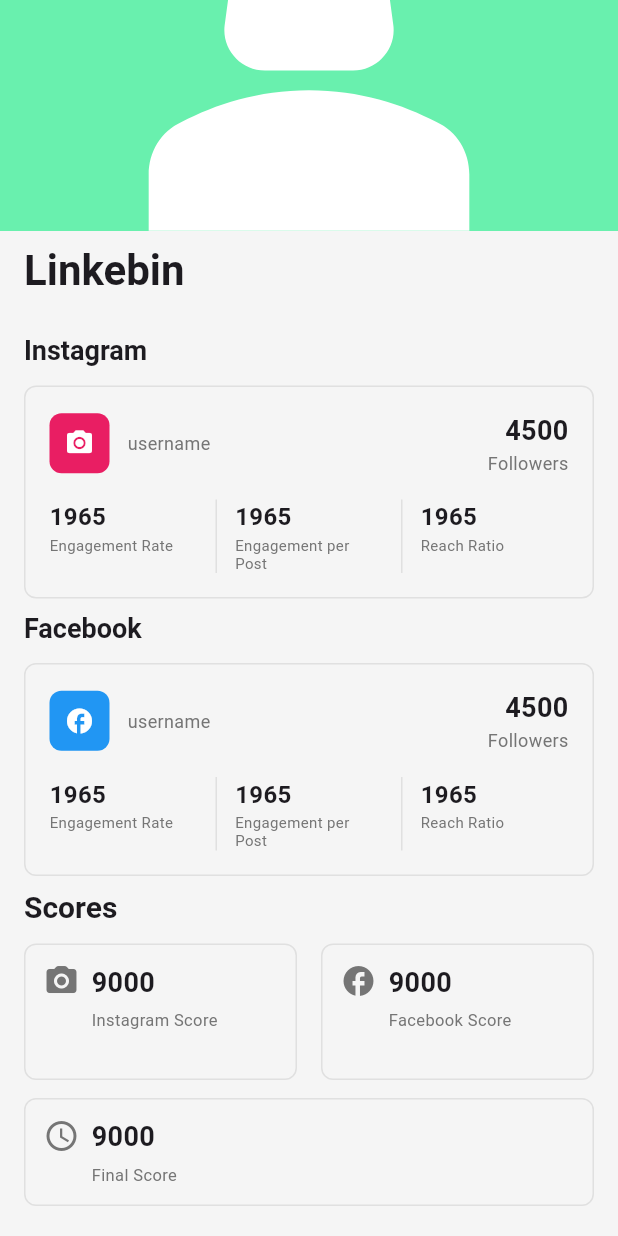
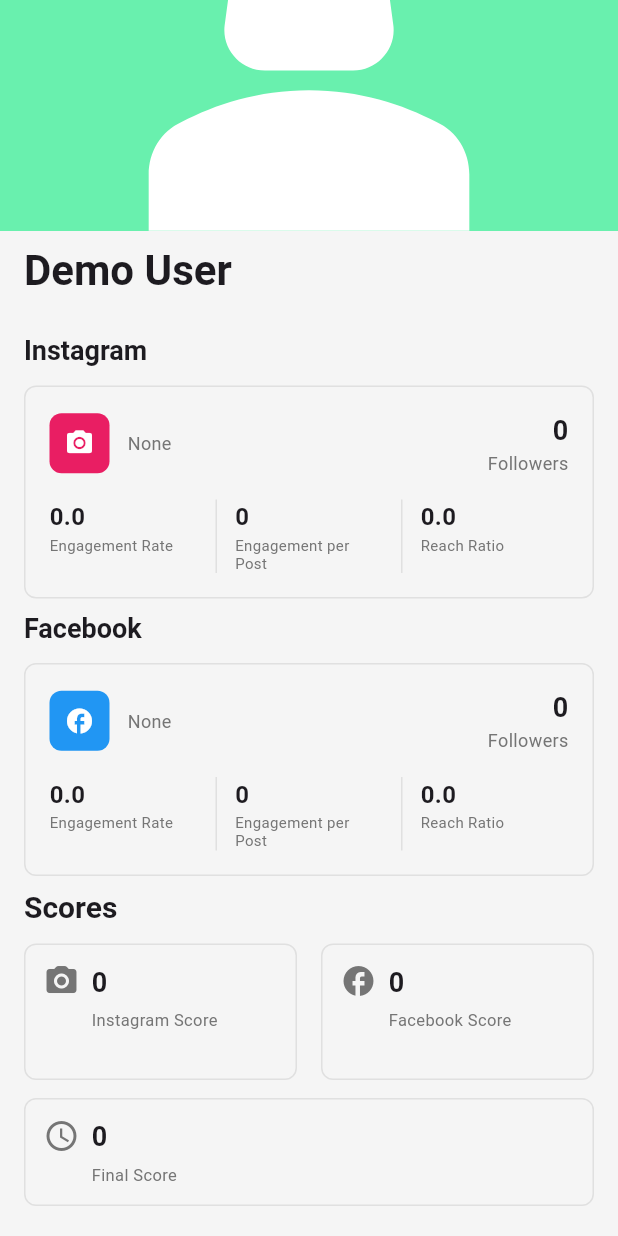
Before and after one commit to AZulUye/Inscore-App, a Flutter app: the ProfileScreen screen opened by its route, scrolled down 166 dp, on a phone screen of 412 x 824 dp. Run offline on Flutter 3.47's test engine with Material 3 defaults, Android fonts, the phone set to English and light mode, and no system bars; our stand-ins replace dio, equatable, flutter_secure_storage, go_router, image_picker, logger and 1 more; accounts and stored records are empty; network calls fail.

Commit message:
update halaman profile kurang scores

```diff
--- a/lib/core/app_routes.dart
+++ b/lib/core/app_routes.dart
@@ -1,6 +1,7 @@
 import 'package:go_router/go_router.dart';
 import 'package:flutter/material.dart';
 import 'package:inscore_app/screens/main_screen.dart';
+import 'package:inscore_app/services/api_service.dart';
 import 'package:provider/provider.dart';
 
 import '../features/profile/presentation/profile_provider.dart';
@@ -84,7 +85,7 @@ class AppRoutes {
         path: profile,
         name: 'profile',
         builder: (context, state) => ChangeNotifierProvider(
-          create: (context) => ProfileProvider(),
+          create: (context) => ProfileProvider(context.read<ApiService>()),
           child: const ProfileScreen(),
         ),
       ),
--- /dev/null
+++ b/lib/features/profile/data/models/response_metric_facebook.dart
@@ -0,0 +1,113 @@
+import 'dart:convert';
+
+class ResponseMetricFacebook {
+    bool success;
+    String message;
+    DataFacebook data;
+
+    ResponseMetricFacebook({
+        required this.success,
+        required this.message,
+        required this.data,
+    });
+
+    factory ResponseMetricFacebook.fromRawJson(String str) => ResponseMetricFacebook.fromJson(json.decode(str));
+
+    String toRawJson() => json.encode(toJson());
+
+    factory ResponseMetricFacebook.fromJson(Map<String, dynamic> json) => ResponseMetricFacebook(
+        success: json["success"],
+        message: json["message"],
+        data: DataFacebook.fromJson(json["data"]),
+    );
+
+    Map<String, dynamic> toJson() => {
+        "success": success,
+        "message": message,
+        "data": data.toJson(),
+    };
+}
+
+class DataFacebook {
+    int id;
+    int socialAccountId;
+    String provider;
+    DateTime date;
+    int followers;
+    int mediaCount;
+    int totalLikes;
+    int totalComments;
+    int totalShares;
+    int totalReach;
+    int engagementRate;
+    int reachRatio;
+    double engagementPerPost;
+    int postCount;
+    DateTime createdAt;
+    DateTime updatedAt;
+    String username;
+
+    DataFacebook({
+        required this.id,
+        required this.socialAccountId,
+        required this.provider,
+        required this.date,
+        required this.followers,
+        required this.mediaCount,
+        required this.totalLikes,
+        required this.totalComments,
+        required this.totalShares,
+        required this.totalReach,
+        required this.engagementRate,
+        required this.reachRatio,
+        required this.engagementPerPost,
+        required this.postCount,
+        required this.createdAt,
+        required this.updatedAt,
+        required this.username,
+    });
+
+    factory DataFacebook.fromRawJson(String str) => DataFacebook.fromJson(json.decode(str));
+
+    String toRawJson() => json.encode(toJson());
+
+    factory DataFacebook.fromJson(Map<String, dynamic> json) => DataFacebook(
+        id: json["id"],
+        socialAccountId: json["social_account_id"],
+        provider: json["provider"],
+        date: DateTime.parse(json["date"]),
+        followers: json["followers"],
+        mediaCount: json["media_count"],
+        totalLikes: json["total_likes"],
+        totalComments: json["total_comments"],
+        totalShares: json["total_shares"],
+        totalReach: json["total_reach"],
+        engagementRate: json["engagement_rate"],
+        reachRatio: json["reach_ratio"],
+        engagementPerPost: json["engagement_per_post"]?.toDouble(),
+        postCount: json["post_count"],
+        createdAt: DateTime.parse(json["created_at"]),
+        updatedAt: DateTime.parse(json["updated_at"]),
+        username: json["username"],
+    );
+
+    Map<String, dynamic> toJson() => {
+        "id": id,
+        "social_account_id": socialAccountId,
+        "provider": provider,
+        "date": "${date.year.toString().padLeft(4, '0')}-${date.month.toString().padLeft(2, '0')}-${date.day.toString().padLeft(2, '0')}",
+        "followers": followers,
+        "media_count": mediaCount,
+        "total_likes": totalLikes,
+        "total_comments": totalComments,
+        "total_shares": totalShares,
+        "total_reach": totalReach,
+        "engagement_rate": engagementRate,
+        "reach_ratio": reachRatio,
+        "engagement_per_post": engagementPerPost,
+        "post_count": postCount,
+        "created_at": createdAt.toIso8601String(),
+        "updated_at": updatedAt.toIso8601String(),
+        "username": username,
+    };
+}
--- /dev/null
+++ b/lib/features/profile/data/models/response_metric_instagram.dart
@@ -0,0 +1,113 @@
+import 'dart:convert';
+
+class ResponseMetricInstagram {
+    bool success;
+    String message;
+    DataInstagram data;
+
+    ResponseMetricInstagram({
+        required this.success,
+        required this.message,
+        required this.data,
+    });
+
+    factory ResponseMetricInstagram.fromRawJson(String str) => ResponseMetricInstagram.fromJson(json.decode(str));
+
+    String toRawJson() => json.encode(toJson());
+
+    factory ResponseMetricInstagram.fromJson(Map<String, dynamic> json) => ResponseMetricInstagram(
+        success: json["success"],
+        message: json["message"],
+        data: DataInstagram.fromJson(json["data"]),
+    );
+
+    Map<String, dynamic> toJson() => {
+        "success": success,
+        "message": message,
+        "data": data.toJson(),
+    };
+}
+
+class DataInstagram {
+    int id;
+    int socialAccountId;
+    String provider;
+    DateTime date;
+    int followers;
+    int mediaCount;
+    int totalLikes;
+    int totalComments;
+    int totalShares;
+    int totalReach;
+    double engagementRate;
+    double reachRatio;
+    int engagementPerPost;
+    int postCount;
+    DateTime createdAt;
+    DateTime updatedAt;
+    String username;
+
+    DataInstagram({
+        required this.id,
+        required this.socialAccountId,
+        required this.provider,
+        required this.date,
+        required this.followers,
+        required this.mediaCount,
+        required this.totalLikes,
+        required this.totalComments,
+        required this.totalShares,
+        required this.totalReach,
+        required this.engagementRate,
+        required this.reachRatio,
+        required this.engagementPerPost,
+        required this.postCount,
+        required this.createdAt,
+        required this.updatedAt,
+        required this.username,
+    });
+
+    factory DataInstagram.fromRawJson(String str) => DataInstagram.fromJson(json.decode(str));
+
+    String toRawJson() => json.encode(toJson());
+
+    factory DataInstagram.fromJson(Map<String, dynamic> json) => DataInstagram(
+        id: json["id"],
+        socialAccountId: json["social_account_id"],
+        provider: json["provider"],
+        date: DateTime.parse(json["date"]),
+        followers: json["followers"],
+        mediaCount: json["media_count"],
+        totalLikes: json["total_likes"],
+        totalComments: json["total_comments"],
+        totalShares: json["total_shares"],
+        totalReach: json["total_reach"],
+        engagementRate: json["engagement_rate"]?.toDouble(),
+        reachRatio: json["reach_ratio"]?.toDouble(),
+        engagementPerPost: json["engagement_per_post"],
+        postCount: json["post_count"],
+        createdAt: DateTime.parse(json["created_at"]),
+        updatedAt: DateTime.parse(json["updated_at"]),
+        username: json["username"],
+    );
+
+    Map<String, dynamic> toJson() => {
+        "id": id,
+        "social_account_id": socialAccountId,
+        "provider": provider,
+        "date": "${date.year.toString().padLeft(4, '0')}-${date.month.toString().padLeft(2, '0')}-${date.day.toString().padLeft(2, '0')}",
+        "followers": followers,
+        "media_count": mediaCount,
+        "total_likes": totalLikes,
+        "total_comments": totalComments,
+        "total_shares": totalShares,
+        "total_reach": totalReach,
+        "engagement_rate": engagementRate,
+        "reach_ratio": reachRatio,
+        "engagement_per_post": engagementPerPost,
+        "post_count": postCount,
+        "created_at": createdAt.toIso8601String(),
+        "updated_at": updatedAt.toIso8601String(),
+        "username": username,
+    };
+}
--- /dev/null
+++ b/lib/features/profile/data/models/score_response.dart
@@ -0,0 +1,78 @@
+import 'dart:convert';
+
+class ResponseScore {
+    bool success;
+    String message;
+    Data data;
+
+
+    ResponseScore({
+        required this.success,
+        required this.message,
+        required this.data,
+    });
+
+    factory ResponseScore.fromRawJson(String str) => ResponseScore.fromJson(json.decode(str));
+
+    String toRawJson() => json.encode(toJson());
+
+    factory ResponseScore.fromJson(Map<String, dynamic> json) => ResponseScore(
+        success: json["success"],
+        message: json["message"],
+        data: Data.fromJson(json["data"]),
+    );
+
+    Map<String, dynamic> toJson() => {
+        "success": success,
+        "message": message,
+        "data": data.toJson(),
+    };
+}
+
+class Data {
+    int businessId;
+    DateTime date;
+    int instagramScore;
+    int facebookScore;
+    int finalScore;
+    DateTime updatedAt;
+    DateTime createdAt;
+    int id;
+
+    Data({
+        required this.businessId,
+        required this.date,
+        required this.instagramScore,
+        required this.facebookScore,
+        required this.finalScore,
+        required this.updatedAt,
+        required this.createdAt,
+        required this.id,
+    });
+
+    factory Data.fromRawJson(String str) => Data.fromJson(json.decode(str));
+
+    String toRawJson() => json.encode(toJson());
+
+    factory Data.fromJson(Map<String, dynamic> json) => Data(
+        businessId: json["business_id"],
+        date: DateTime.parse(json["date"]),
+        instagramScore: json["instagram_score"],
+        facebookScore: json["facebook_score"],
+        finalScore: json["final_score"],
+        updatedAt: DateTime.parse(json["updated_at"]),
+        createdAt: DateTime.parse(json["created_at"]),
+        id: json["id"],
+    );
+
+    Map<String, dynamic> toJson() => {
+        "business_id": businessId,
+        "date": "${date.year.toString().padLeft(4, '0')}-${date.month.toString().padLeft(2, '0')}-${date.day.toString().padLeft(2, '0')}",
+        "instagram_score": instagramScore,
+        "facebook_score": facebookScore,
+        "final_score": finalScore,
+        "updated_at": updatedAt.toIso8601String(),
+        "created_at": createdAt.toIso8601String(),
+        "id": id,
+    };
+}
--- a/lib/features/profile/presentation/profile_provider.dart
+++ b/lib/features/profile/presentation/profile_provider.dart
@@ -1,116 +1,68 @@
-import 'package:inscore_app/core/base_viewmodel.dart';
+import 'package:inscore_app/core/exception_handler.dart';
+import 'package:inscore_app/features/profile/data/models/response_metric_facebook.dart';
+import 'package:inscore_app/features/profile/data/models/response_metric_instagram.dart';
 import 'package:inscore_app/models/user.dart';
-import 'package:image_picker/image_picker.dart';
-import 'dart:io';
+
+import '../../../core/base_viewmodel.dart';
+import '../../../services/api_service.dart';
+import '../../profile/data/models/score_response.dart';
 
 class ProfileProvider extends BaseViewModel {
+  final ApiService _apiService;
+
+  ProfileProvider(this._apiService);
+
   User? _currentUser;
-  String _username = '';
-  String _password = '';
-  String _confirmPassword = '';
-  File? _profileImage;
-  bool _obscurePassword = true;
-  bool _obscureConfirmPassword = true;
+  Data? _userScore;
+  DataInstagram? _instagramMetrics;
+  DataFacebook? _facebookMetrics;
 
   User? get currentUser => _currentUser;
-  String get username => _username;
-  String get password => _password;
-  String get confirmPassword => _confirmPassword;
-  File? get profileImage => _profileImage;
-  bool get obscurePassword => _obscurePassword;
-  bool get obscureConfirmPassword => _obscureConfirmPassword;
+  Data? get userScore => _userScore;
+
+  DataInstagram? get instagramMetrics => _instagramMetrics;
+  DataFacebook? get facebookMetrics => _facebookMetrics;
 
   void initProfile(User user) {
     _currentUser = user;
-    _username = user.name;
     notifyListeners();
   }
 
-  void setUsername(String value) {
-    _username = value;
-    notifyListeners();
-  }
-
-  void setPassword(String value) {
-    _password = value;
-    notifyListeners();
-  }
-
-  void setConfirmPassword(String value) {
-    _confirmPassword = value;
-    notifyListeners();
-  }
-
-  void togglePasswordVisibility() {
-    _obscurePassword = !_obscurePassword;
-    notifyListeners();
-  }
-
-  void toggleConfirmPasswordVisibility() {
-    _obscureConfirmPassword = !_obscureConfirmPassword;
-    notifyListeners();
-  }
-
-  Future<void> pickProfileImage() async {
+  Future<void> fetchUserScore() async {
     try {
-      final ImagePicker picker = ImagePicker();
-      final XFile? image = await picker.pickImage(
-        source: ImageSource.gallery,
-        maxWidth: 512,
-        maxHeight: 512,
-        imageQuality: 80,
-      );
-
-      if (image != null) {
-        _profileImage = File(image.path);
-        notifyListeners();
-      }
+      setLoading(true);
+      final result = await _apiService.fetchUserScore();
+      _userScore = result;
+      setSuccess();
     } catch (e) {
-      print('Error picking image: $e');
+      final errorMsg = ExceptionHandler.getErrorMessage(e);
+      setError(errorMsg);
     }
   }
 
-  Future<void> updateProfile() async {
-    if (_username.isEmpty) {
-      throw Exception('Username tidak boleh kosong');
-    }
-
-    if (_password.isNotEmpty && _password != _confirmPassword) {
-      throw Exception('Password tidak sama');
-    }
-
-    if (_password.isNotEmpty && _password.length < 6) {
-      throw Exception('Password minimal 6 karakter');
-    }
-
-    setLoading(true);
+  Future<void> fetchInstagramMetrics() async {
     try {
-      // Simulate API call
-      await Future.delayed(const Duration(seconds: 2));
-
-      // Update user data
-      if (_currentUser != null) {
-        _currentUser = _currentUser!.copyWith(
-          name: _username,
-          updatedAt: DateTime.now(),
-        );
-      }
-
+      setLoading(true);
+      final result = await _apiService.fetchInstagramMetrics();
+      _instagramMetrics = result;
+      setSuccess();
       notifyListeners();
     } catch (e) {
-      throw Exception('Gagal mengupdate profile: $e');
-    } finally {
-      setLoading(false);
+      final errorMsg = ExceptionHandler.getErrorMessage(e);
+      setError(errorMsg);
     }
   }
 
-  void resetForm() {
-    _username = _currentUser?.name ?? '';
-    _password = '';
-    _confirmPassword = '';
-    _profileImage = null;
-    _obscurePassword = true;
-    _obscureConfirmPassword = true;
-    notifyListeners();
+  Future<void> fetchFacebookMetrics() async {
+    try {
+      setLoading(true);
+      final result = await _apiService.fetchFacebookMetrics();
+      _facebookMetrics = result;
+      setSuccess();
+      notifyListeners();
+    } catch (e) {
+      final errorMsg = ExceptionHandler.getErrorMessage(e);
+      setError(errorMsg);
+    }
   }
 }
--- a/lib/features/profile/presentation/profile_screen.dart
+++ b/lib/features/profile/presentation/profile_screen.dart
@@ -6,7 +6,7 @@ import 'package:inscore_app/models/user.dart';
 import 'package:inscore_app/features/profile/presentation/widget/point_card.dart'
     show PointCard;
 import '../presentation/widget/social_media_section.dart';
-import 'profile_provider.dart';
+import '../presentation/profile_provider.dart';
 
 class ProfileScreen extends StatefulWidget {
   const ProfileScreen({super.key});
@@ -23,6 +23,10 @@ class _ProfileScreenState extends State<ProfileScreen> {
     WidgetsBinding.instance.addPostFrameCallback((_) {
       final provider = context.read<ProfileProvider>();
       provider.initProfile(User.demo());
+      // Fetch user score and metrics
+      provider.fetchUserScore();
+      provider.fetchInstagramMetrics();
+      provider.fetchFacebookMetrics();
     });
   }
 
@@ -140,7 +144,7 @@ class _ProfileScreenState extends State<ProfileScreen> {
                       children: [
                         const SizedBox(height: 8),
                         Text(
-                          'Linkebin',
+                          provider.currentUser?.name ?? 'None',
                           style: Theme.of(context).textTheme.headlineMedium
                               ?.copyWith(
                                 fontWeight: FontWeight.bold,
@@ -153,8 +157,22 @@ class _ProfileScreenState extends State<ProfileScreen> {
                           title: 'Instagram',
                           iconColor: Colors.pink,
                           iconData: Icons.camera_alt,
-                          username: 'username',
-                          followers: '1965',
+                          username:
+                              provider.instagramMetrics?.username ?? 'None',
+                          followers:
+                              (provider.instagramMetrics?.followers ?? '0')
+                                  .toString(),
+                          engagementRate:
+                              (provider.instagramMetrics?.engagementRate ??
+                                      '0.0')
+                                  .toString(),
+                          engagementPerPost:
+                              (provider.instagramMetrics?.engagementPerPost ??
+                                      '0')
+                                  .toString(),
+                          reachRatio:
+                              (provider.instagramMetrics?.reachRatio ?? '0.0')
+                                  .toString(),
                         ),
 
                         const SizedBox(height: 8),
@@ -162,8 +180,22 @@ class _ProfileScreenState extends State<ProfileScreen> {
                           title: 'Facebook',
                           iconColor: Colors.blue,
                           iconData: Icons.facebook,
-                          username: 'username',
-                          followers: '1965',
+                          username:
+                              provider.facebookMetrics?.username ?? 'None',
+                          followers:
+                              (provider.facebookMetrics?.followers ?? '0')
+                                  .toString(),
+                          engagementRate:
+                              (provider.facebookMetrics?.engagementRate ??
+                                      '0.0')
+                                  .toString(),
+                          engagementPerPost:
+                              (provider.facebookMetrics?.engagementPerPost ??
+                                      '0')
+                                  .toString(),
+                          reachRatio:
+                              (provider.facebookMetrics?.reachRatio ?? '0.0')
+                                  .toString(),
                         ),
 
                         const SizedBox(height: 8),
@@ -185,23 +217,30 @@ class _ProfileScreenState extends State<ProfileScreen> {
                           mainAxisSpacing: 16,
                           childAspectRatio: 2.0,
                           padding: EdgeInsets.zero,
-                          children: const [
+                          children: [
                             PointCard(
                               icon: Icons.camera_alt_rounded,
-                              score: '9000',
+                              score:
+                                  provider.userScore?.instagramScore
+                                      .toString() ??
+                                  '0',
                               label: 'Instagram Score',
                             ),
                             PointCard(
                               icon: Icons.facebook,
-                              score: '9000',
+                              score:
+                                  provider.userScore?.facebookScore
+                                      .toString() ??
+                                  '0',
                               label: 'Facebook Score',
                             ),
                           ],
                         ),
                         const SizedBox(height: 12),
-                        const PointCard(
+                        PointCard(
                           icon: Icons.access_time,
-                          score: '9000',
+                          score:
+                              provider.userScore?.finalScore.toString() ?? '0',
                           label: 'Final Score',
                         ),
                       ],
--- a/lib/features/profile/presentation/widget/social_media_section.dart
+++ b/lib/features/profile/presentation/widget/social_media_section.dart
@@ -6,6 +6,9 @@ class SocialMediaSection extends StatelessWidget {
   final IconData iconData;
   final String username;
   final String followers;
+  final String engagementRate;
+  final String engagementPerPost;
+  final String reachRatio;
 
   const SocialMediaSection({
     Key? key,
@@ -14,6 +17,9 @@ class SocialMediaSection extends StatelessWidget {
     required this.iconData,
     required this.username,
     required this.followers,
+    required this.engagementRate,
+    required this.engagementPerPost,
+    required this.reachRatio,
   }) : super(key: key);
 
   @override
@@ -64,7 +70,7 @@ class SocialMediaSection extends StatelessWidget {
                     crossAxisAlignment: CrossAxisAlignment.end,
                     children: [
                       Text(
-                        '4500',
+                        followers,
                         style: const TextStyle(
                           fontWeight: FontWeight.bold,
                           fontSize: 18,
@@ -87,11 +93,11 @@ class SocialMediaSection extends StatelessWidget {
                   crossAxisAlignment: CrossAxisAlignment.stretch,
                   mainAxisAlignment: MainAxisAlignment.spaceBetween,
                   children: [
-                    _MetricItem(value: '1965', label: 'Engagement Rate'),
+                    _MetricItem(value: engagementRate, label: 'Engagement Rate'),
                     _Divider(),
-                    _MetricItem(value: '1965', label: 'Engagement per Post'),
+                    _MetricItem(value: engagementPerPost, label: 'Engagement per Post'),
                     _Divider(),
-                    _MetricItem(value: '1965', label: 'Reach Ratio'),
+                    _MetricItem(value: reachRatio, label: 'Reach Ratio'),
                   ],
                 ),
               ),
--- a/lib/services/api_service.dart
+++ b/lib/services/api_service.dart
@@ -3,6 +3,9 @@ import 'package:inscore_app/features/leaderboard/data/models/leaderboard_respons
 import 'package:logger/logger.dart';
 import '../core/constants.dart';
 import '../core/exception_handler.dart';
+import '../features/profile/data/models/score_response.dart';
+import '../features/profile/data/models/response_metric_facebook.dart';
+import '../features/profile/data/models/response_metric_instagram.dart';
 
 class ApiService {
   late final Dio _dio;
@@ -265,6 +268,43 @@ class ApiService {
     }
   }
 
+  //fetch user score for profile screens
+  Future<Data> fetchUserScore() async {
+    try {
+      final response = await _dio.get('/score');
+      final result = ResponseScore.fromJson(response.data);
+      return result.data;
+    } on DioException catch (e) {
+      throw ExceptionHandler.handleDioException(e);
+    } catch (e) {
+      throw ExceptionHandler.handleGenericException(e);
+    }
+  }
+
+  Future<DataInstagram> fetchInstagramMetrics() async {
+    try {
+      final response = await _dio.get('/instagram/metrics');
+      final result = ResponseMetricInstagram.fromJson(response.data);
+      return result.data;
+    } on DioException catch (e) {
+      throw ExceptionHandler.handleDioException(e);
+    } catch (e) {
+      throw ExceptionHandler.handleGenericException(e);
+    }
+  }
+
+  Future<DataFacebook> fetchFacebookMetrics() async {
+    try {
+      final response = await _dio.get('/facebook/metrics');
+      final result = ResponseMetricFacebook.fromJson(response.data);
+      return result.data;
+    } on DioException catch (e) {
+      throw ExceptionHandler.handleDioException(e);
+    } catch (e) {
+      throw ExceptionHandler.handleGenericException(e);
+    }
+  }
+
   // Add authorization header
   void setAuthorizationHeader(String token) {
     _dio.options.headers['Authorization'] = 'Bearer $token';
```
Also changed, not shown: lib/features/profile/presentation/widget/point_card.dart (+1 -22 lines).
